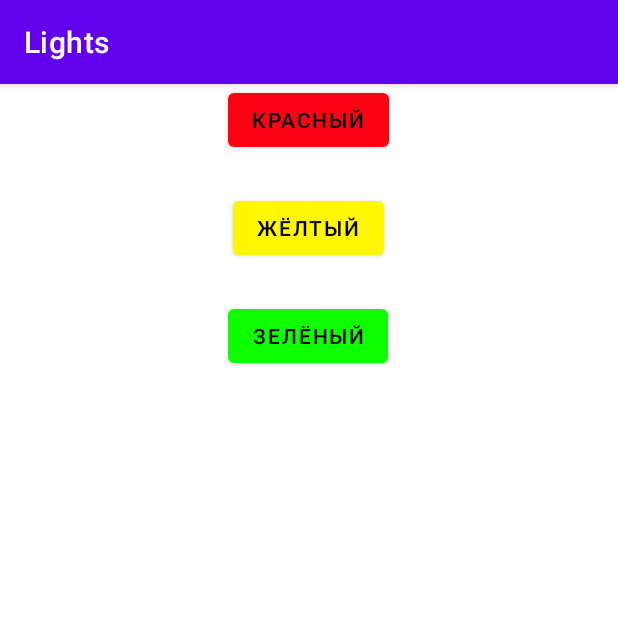
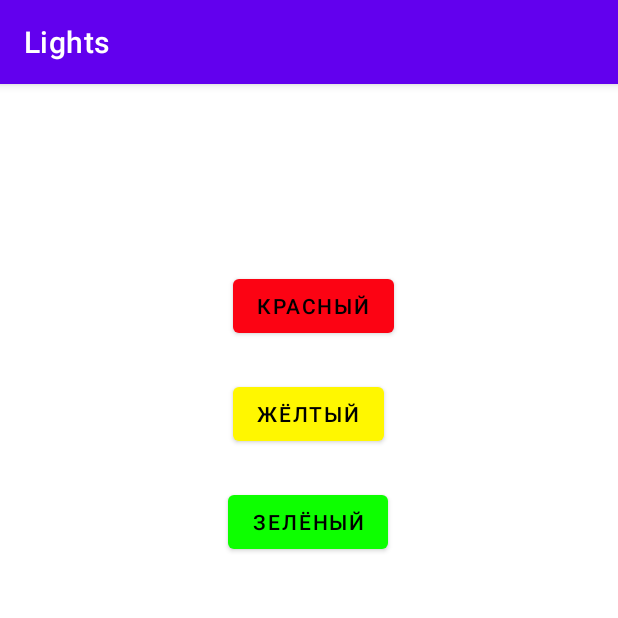
Before and after one commit to nineAp/lights, an Android app: the screen it shows after launch (MainActivity), on a phone screen of 412 x 824 dp, the top half of it. Run offline under Robolectric (Android 15) with nearby library versions, the phone set to English and light mode, and no system bars.

Commit message:
Add vertical relative position data

```diff
--- a/app/src/main/res/layout/activity_main.xml
+++ b/app/src/main/res/layout/activity_main.xml
@@ -11,12 +11,13 @@
         android:id="@+id/red_btn"
         android:layout_width="wrap_content"
         android:layout_height="wrap_content"
+        android:layout_marginTop="124dp"
         android:text="Красный"
         android:textColor="#000000"
         app:layout_constraintEnd_toEndOf="parent"
-        app:layout_constraintHorizontal_bias="0.498"
+        app:layout_constraintHorizontal_bias="0.509"
         app:layout_constraintStart_toStartOf="parent"
-        tools:layout_editor_absoluteY="69dp" />
+        app:layout_constraintTop_toTopOf="parent" />
 
     <Button
         android:id="@+id/yellow_btn"
@@ -52,6 +53,6 @@
         app:layout_constraintHorizontal_bias="0.498"
         app:layout_constraintStart_toStartOf="parent"
         app:layout_constraintTop_toTopOf="parent"
-        app:layout_constraintVertical_bias="0.464" />
+        app:layout_constraintVertical_bias="0.682" />
 
 </androidx.constraintlayout.widget.ConstraintLayout>
```
